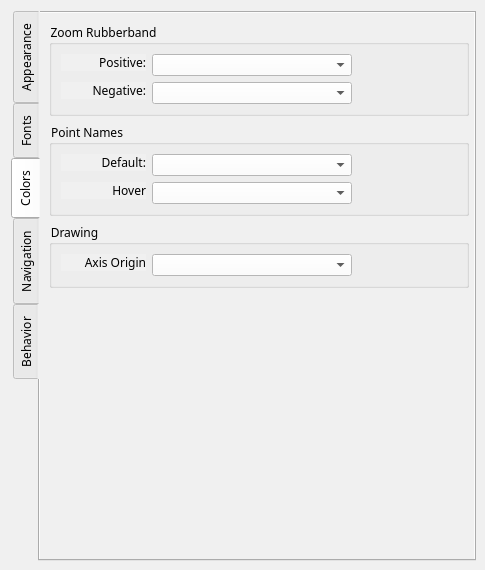
Before: the Qt Designer form src/app/seamly2d/dialogs/configpages/preferencesgraphicsviewpage.ui in FashionFreedom/Seamly2D, drawn with Qt 5.
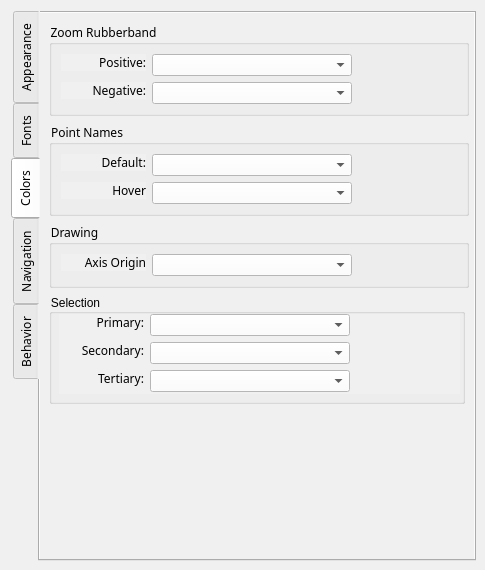
After: the same form once the commit is applied. The open tabs and pages were chosen to show the change. Custom widgets are drawn as their Qt base class.

Commit message:
Add support colors prefs
Add support colors prefs

The edit to the form file:
```diff
--- a/src/app/seamly2d/dialogs/configpages/preferencesgraphicsviewpage.ui
+++ b/src/app/seamly2d/dialogs/configpages/preferencesgraphicsviewpage.ui
@@ -1429,6 +1429,211 @@
          </layout>
         </widget>
        </item>
+       <item>
+        <widget class="QGroupBox" name="selection_GroupBox">
+         <property name="minimumSize">
+          <size>
+           <width>0</width>
+           <height>110</height>
+          </size>
+         </property>
+         <property name="title">
+          <string>Selection</string>
+         </property>
+         <widget class="QWidget" name="layoutWidget">
+          <property name="geometry">
+           <rect>
+            <x>10</x>
+            <y>20</y>
+            <width>401</width>
+            <height>80</height>
+           </rect>
+          </property>
+          <layout class="QFormLayout" name="formLayout_9">
+           <item row="0" column="0">
+            <widget class="QLabel" name="primarySupportColor_Label">
+             <property name="sizePolicy">
+              <sizepolicy hsizetype="Fixed" vsizetype="Fixed">
+               <horstretch>0</horstretch>
+               <verstretch>0</verstretch>
+              </sizepolicy>
+             </property>
+             <property name="minimumSize">
+              <size>
+               <width>85</width>
+               <height>14</height>
+              </size>
+             </property>
+             <property name="font">
+              <font>
+               <family>MS Shell Dlg 2 UI</family>
+               <pointsize>9</pointsize>
+              </font>
+             </property>
+             <property name="text">
+              <string>Primary:</string>
+             </property>
+             <property name="alignment">
+              <set>Qt::AlignRight|Qt::AlignTrailing|Qt::AlignVCenter</set>
+             </property>
+            </widget>
+           </item>
+           <item row="0" column="1">
+            <widget class="ColorComboBox" name="primarySupportColor_ComboBox">
+             <property name="sizePolicy">
+              <sizepolicy hsizetype="Preferred" vsizetype="Fixed">
+               <horstretch>0</horstretch>
+               <verstretch>0</verstretch>
+              </sizepolicy>
+             </property>
+             <property name="maximumSize">
+              <size>
+               <width>200</width>
+               <height>16777215</height>
+              </size>
+             </property>
+             <property name="styleSheet">
+              <string notr="true">background-color: rgb(255, 255, 255);</string>
+             </property>
+             <property name="maxVisibleItems">
+              <number>15</number>
+             </property>
+             <property name="iconSize">
+              <size>
+               <width>40</width>
+               <height>14</height>
+              </size>
+             </property>
+            </widget>
+           </item>
+           <item row="1" column="0">
+            <widget class="QLabel" name="secondarySupportColor_Label">
+             <property name="sizePolicy">
+              <sizepolicy hsizetype="Fixed" vsizetype="Fixed">
+               <horstretch>0</horstretch>
+               <verstretch>0</verstretch>
+              </sizepolicy>
+             </property>
+             <property name="minimumSize">
+              <size>
+               <width>85</width>
+               <height>14</height>
+              </size>
+             </property>
+             <property name="maximumSize">
+              <size>
+               <width>120</width>
+               <height>16777215</height>
+              </size>
+             </property>
+             <property name="font">
+              <font>
+               <family>MS Shell Dlg 2 UI</family>
+               <pointsize>9</pointsize>
+              </font>
+             </property>
+             <property name="text">
+              <string>Secondary:</string>
+             </property>
+             <property name="alignment">
+              <set>Qt::AlignRight|Qt::AlignTrailing|Qt::AlignVCenter</set>
+             </property>
+            </widget>
+           </item>
+           <item row="1" column="1">
+            <widget class="ColorComboBox" name="secondarySupportColor_ComboBox">
+             <property name="sizePolicy">
+              <sizepolicy hsizetype="Preferred" vsizetype="Fixed">
+               <horstretch>0</horstretch>
+               <verstretch>0</verstretch>
+              </sizepolicy>
+             </property>
+             <property name="maximumSize">
+              <size>
+               <width>200</width>
+               <height>16777215</height>
+              </size>
+             </property>
+             <property name="styleSheet">
+              <string notr="true">background-color: rgb(255, 255, 255);</string>
+             </property>
+             <property name="maxVisibleItems">
+              <number>15</number>
+             </property>
+             <property name="iconSize">
+              <size>
+               <width>40</width>
+               <height>14</height>
+              </size>
+             </property>
+            </widget>
+           </item>
+           <item row="2" column="0">
+            <widget class="QLabel" name="tertiarySupportColor_Laabel">
+             <property name="sizePolicy">
+              <sizepolicy hsizetype="Fixed" vsizetype="Fixed">
+               <horstretch>0</horstretch>
+               <verstretch>0</verstretch>
+              </sizepolicy>
+             </property>
+             <property name="minimumSize">
+              <size>
+               <width>85</width>
+               <height>14</height>
+              </size>
+             </property>
+             <property name="maximumSize">
+              <size>
+               <width>120</width>
+               <height>16777215</height>
+              </size>
+             </property>
+             <property name="font">
+              <font>
+               <family>MS Shell Dlg 2 UI</family>
+               <pointsize>9</pointsize>
+              </font>
+             </property>
+             <property name="text">
+              <string>Tertiary:</string>
+             </property>
+             <property name="alignment">
+              <set>Qt::AlignRight|Qt::AlignTrailing|Qt::AlignVCenter</set>
+             </property>
+            </widget>
+           </item>
+           <item row="2" column="1">
+            <widget class="ColorComboBox" name="tertiarySupportColor_ComboBox">
+             <property name="sizePolicy">
+              <sizepolicy hsizetype="Preferred" vsizetype="Fixed">
+               <horstretch>0</horstretch>
+               <verstretch>0</verstretch>
+              </sizepolicy>
+             </property>
+             <property name="maximumSize">
+              <size>
+               <width>200</width>
+               <height>16777215</height>
+              </size>
+             </property>
+             <property name="styleSheet">
+              <string notr="true">background-color: rgb(255, 255, 255);</string>
+             </property>
+             <property name="maxVisibleItems">
+              <number>15</number>
+             </property>
+             <property name="iconSize">
+              <size>
+               <width>40</width>
+               <height>14</height>
+              </size>
+             </property>
+            </widget>
+           </item>
+          </layout>
+         </widget>
+        </widget>
+       </item>
        <item>
         <spacer name="verticalSpacer_4">
          <property name="orientation">
```
Left out of the diff: 2 changed lines with no effect on the pictures. The commit also changes 10 other files.
